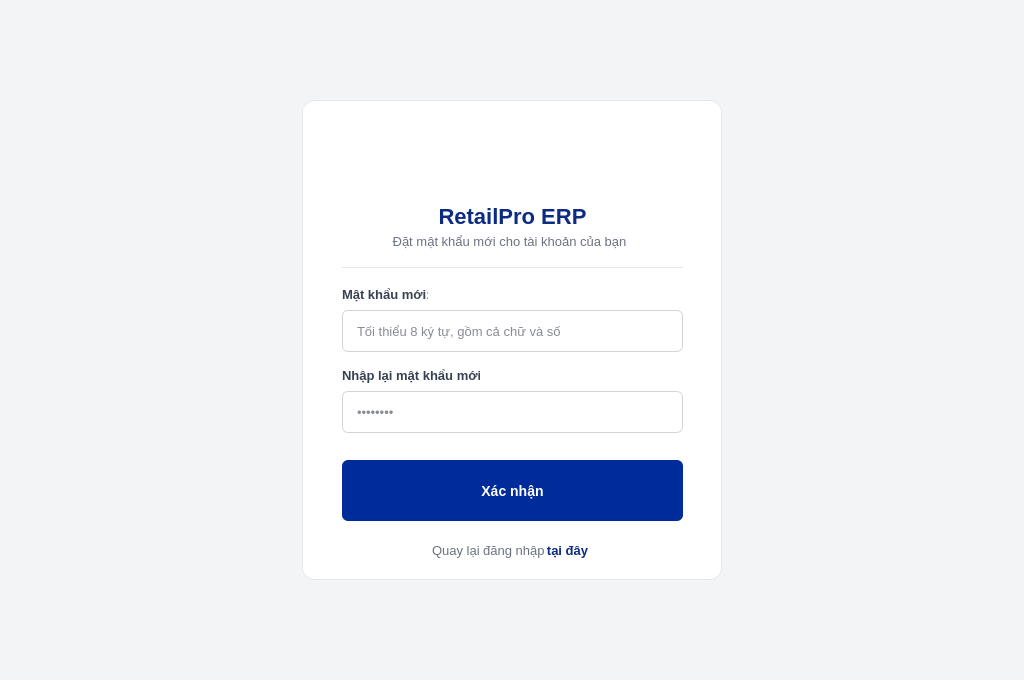
First picture: the form in src/gui/new_password.ui, repository letrankhang/Supermarket_Manager, before the edit.
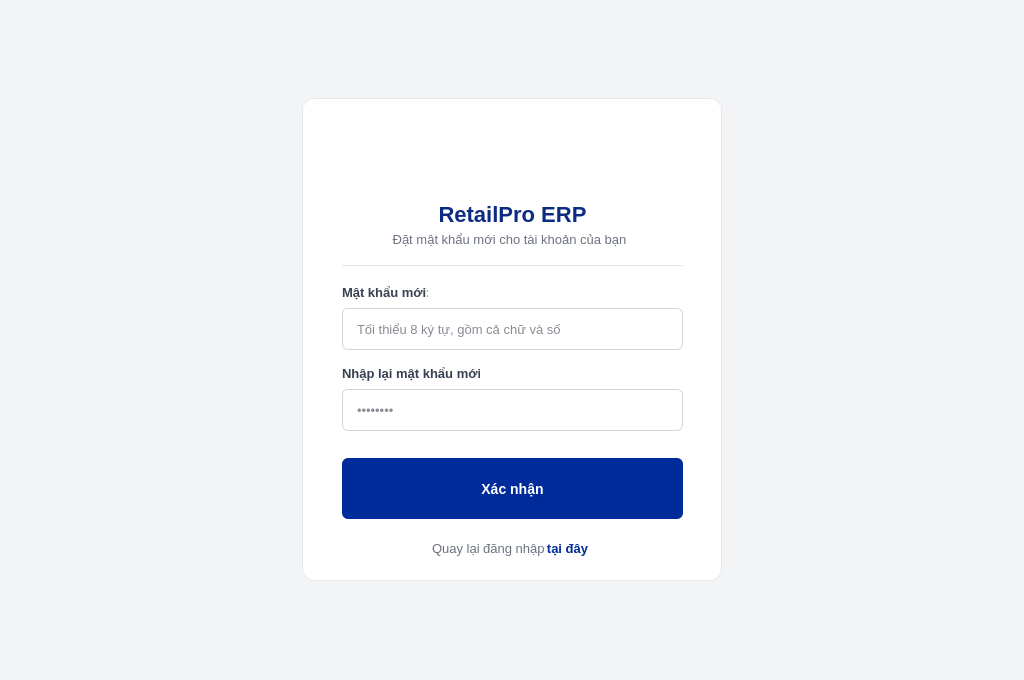
Second picture: the form after the edit. Icons and pictures are not drawn.

```diff
--- a/src/gui/new_password.ui
+++ b/src/gui/new_password.ui
@@ -26,13 +26,13 @@
       <property name="minimumSize">
        <size>
         <width>420</width>
-        <height>480</height>
+        <height>483</height>
        </size>
       </property>
       <property name="maximumSize">
        <size>
         <width>420</width>
-        <height>480</height>
+        <height>483</height>
        </size>
       </property>
       <property name="styleSheet">
@@ -381,7 +381,7 @@
         <string>Xác nhận</string>
        </property>
       </widget>
-      <widget class="QPushButton" name="pushButton_2">
+      <widget class="QPushButton" name="btnBackToLogin">
        <property name="geometry">
         <rect>
          <x>240</x>
@@ -399,6 +399,25 @@
        <property name="cursor">
         <cursorShape>PointingHandCursor</cursorShape>
        </property>
+       <property name="styleSheet">
+        <string notr="true">QPushButton#btnBackToLogin {
+    background-color: transparent;
+    color: #002b9a;
+    border: none;
+    font-size: 13px;
+    font-weight: 700;
+    padding: 0px;
+}
+
+QPushButton#btnBackToLogin:hover {
+    color: #1d4ed8;
+    text-decoration: underline;
+}
+
+QPushButton#btnBackToLogin:pressed {
+    color: #1e40af;
+}</string>
+       </property>
        <property name="text">
         <string>tại đây</string>
        </property>
```
